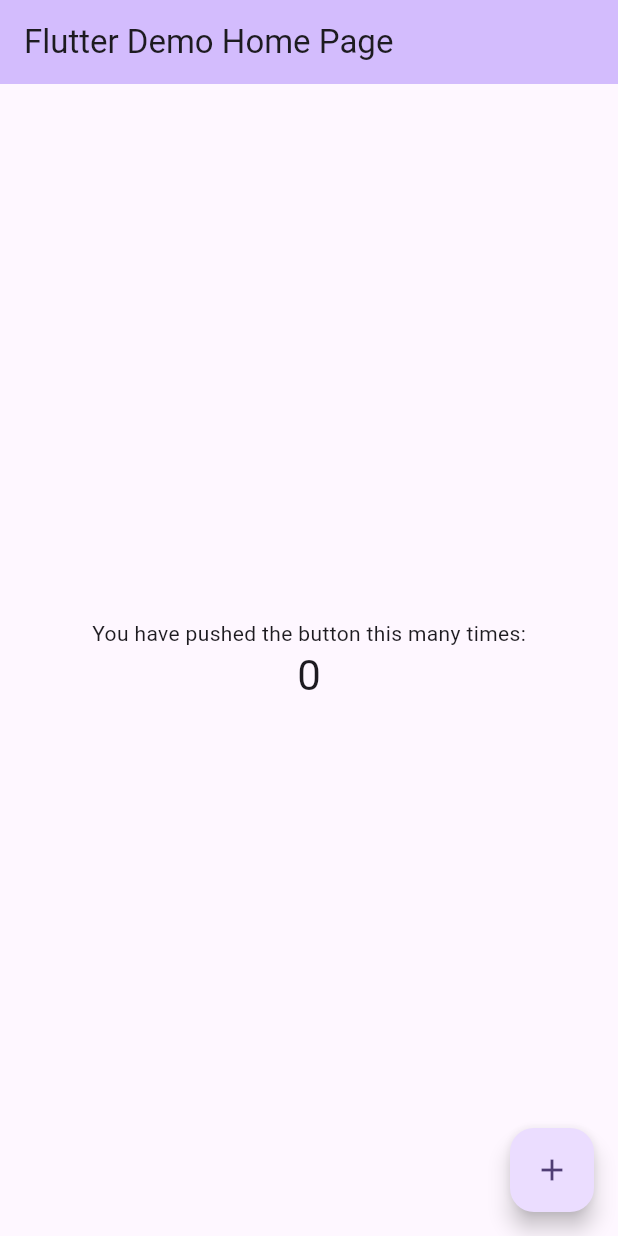
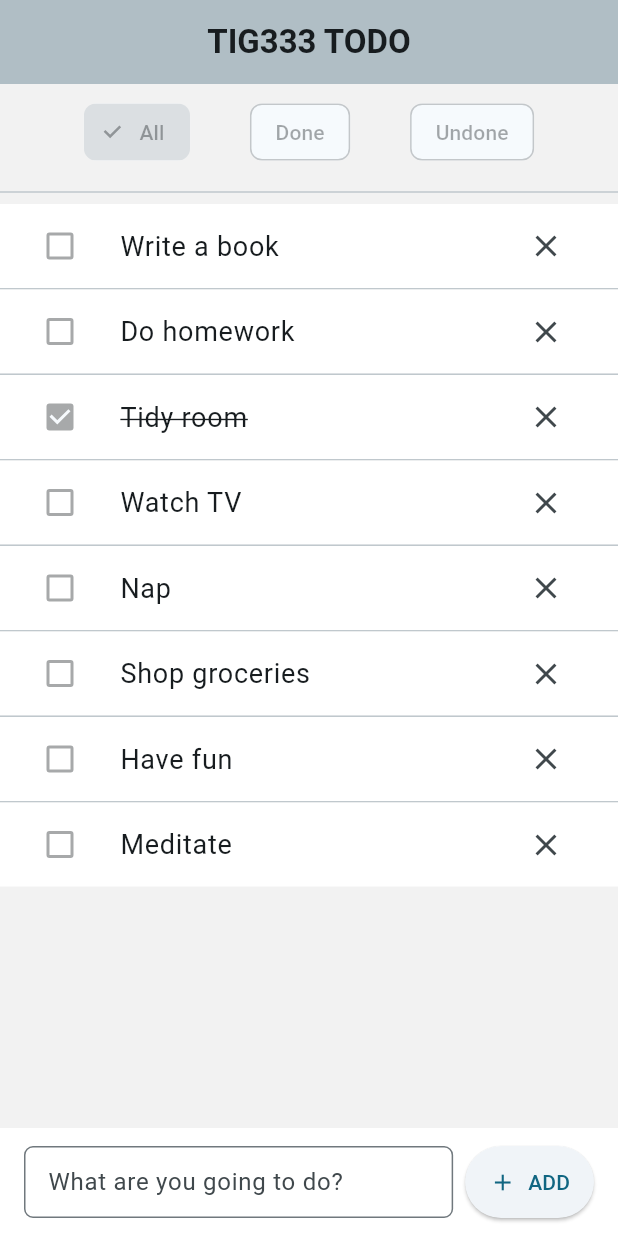
Before and after one commit to sameh-sag/gusalsagsa, a Flutter app: the screen it shows after launch, on a phone screen of 412 x 824 dp. Run offline on Flutter 3.47's test engine with Material 3 defaults, Android fonts, the phone set to English and light mode, and no system bars.

```diff
--- a/lib/main.dart
+++ b/lib/main.dart
@@ -1,123 +1,155 @@
 import 'package:flutter/material.dart';
 
 void main() {
-  runApp(MyApp());
+  runApp(const Tig333TodoApp());
 }
 
-class MyApp extends StatelessWidget {
-  MyApp({super.key});
+class Tig333TodoApp extends StatelessWidget {
+  const Tig333TodoApp({super.key});
 
-  // This widget is the root of your application.
   @override
   Widget build(BuildContext context) {
     return MaterialApp(
-      title: 'Flutter Demo',
+      title: 'TIG333 TODO',
+      debugShowCheckedModeBanner: false,
       theme: ThemeData(
-        // This is the theme of your application.
-        //
-        // TRY THIS: Try running your application with "flutter run". You'll see
-        // the application has a purple toolbar. Then, without quitting the app,
-        // try changing the seedColor in the colorScheme below to Colors.green
-        // and then invoke "hot reload" (save your changes or press the "hot
-        // reload" button in a Flutter-supported IDE, or press "r" if you used
-        // the command line to start the app).
-        //
-        // Notice that the counter didn't reset back to zero; the application
-        // state is not lost during the reload. To reset the state, use hot
-        // restart instead.
-        //
-        // This works for code too, not just values: Most code changes can be
-        // tested with just a hot reload.
-        colorScheme: ColorScheme.fromSeed(seedColor: Colors.deepPurple),
         useMaterial3: true,
+        colorSchemeSeed: Colors.blueGrey,
+        scaffoldBackgroundColor: const Color(0xFFF2F2F2),
       ),
-      home: MyHomePage(title: 'Flutter Demo Home Page'),
+      home: const TodoListScreen(),
     );
   }
 }
 
-class MyHomePage extends StatefulWidget {
-  MyHomePage({super.key, required this.title});
-
-  // This widget is the home page of your application. It is stateful, meaning
-  // that it has a State object (defined below) that contains fields that affect
-  // how it looks.
-
-  // This class is the configuration for the state. It holds the values (in this
-  // case the title) provided by the parent (in this case the App widget) and
-  // used by the build method of the State. Fields in a Widget subclass are
-  // always marked "final".
-
-  final String title;
-
-  @override
-  State<MyHomePage> createState() => _MyHomePageState();
-}
-
-class _MyHomePageState extends State<MyHomePage> {
-  int _counter = 0;
-
-  void _incrementCounter() {
-    setState(() {
-      // This call to setState tells the Flutter framework that something has
-      // changed in this State, which causes it to rerun the build method below
-      // so that the display can reflect the updated values. If we changed
-      // _counter without calling setState(), then the build method would not be
-      // called again, and so nothing would appear to happen.
-      _counter++;
-    });
-  }
+class TodoListScreen extends StatelessWidget {
+  const TodoListScreen({super.key});
 
   @override
   Widget build(BuildContext context) {
-    // This method is rerun every time setState is called, for instance as done
-    // by the _incrementCounter method above.
-    //
-    // The Flutter framework has been optimized to make rerunning build methods
-    // fast, so that you can just rebuild anything that needs updating rather
-    // than having to individually change instances of widgets.
+    // Statisk lista som i figma
+    final todos = <_TodoRowData>[
+      _TodoRowData('Write a book', done: false),
+      _TodoRowData('Do homework', done: false),
+      _TodoRowData('Tidy room', done: true),
+      _TodoRowData('Watch TV', done: false),
+      _TodoRowData('Nap', done: false),
+      _TodoRowData('Shop groceries', done: false),
+      _TodoRowData('Have fun', done: false),
+      _TodoRowData('Meditate', done: false),
+    ];
+
     return Scaffold(
       appBar: AppBar(
-        // TRY THIS: Try changing the color here to a specific color (to
-        // Colors.amber, perhaps?) and trigger a hot reload to see the AppBar
-        // change color while the other colors stay the same.
-        backgroundColor: Theme.of(context).colorScheme.inversePrimary,
-        // Here we take the value from the MyHomePage object that was created by
-        // the App.build method, and use it to set our appbar title.
-        title: Text(widget.title),
+        title: const Text(
+          'TIG333 TODO',
+          style: TextStyle(fontWeight: FontWeight.bold),
+        ),
+        centerTitle: true,
+        backgroundColor: Colors.blueGrey.shade200,
       ),
-      body: Center(
-        // Center is a layout widget. It takes a single child and positions it
-        // in the middle of the parent.
-        child: Column(
-          // Column is also a layout widget. It takes a list of children and
-          // arranges them vertically. By default, it sizes itself to fit its
-          // children horizontally, and tries to be as tall as its parent.
-          //
-          // Column has various properties to control how it sizes itself and
-          // how it positions its children. Here we use mainAxisAlignment to
-          // center the children vertically; the main axis here is the vertical
-          // axis because Columns are vertical (the cross axis would be
-          // horizontal).
-          //
-          // TRY THIS: Invoke "debug painting" (choose the "Toggle Debug Paint"
-          // action in the IDE, or press "p" in the console), to see the
-          // wireframe for each widget.
-          mainAxisAlignment: MainAxisAlignment.center,
-          children: <Widget>[
-            Text('You have pushed the button this many times:'),
-            Text(
-              '$_counter',
-              style: Theme.of(context).textTheme.headlineMedium,
+
+      body: Column(
+        children: [
+          // Filter-knappar
+          Padding(
+            padding: const EdgeInsets.symmetric(vertical: 8.0, horizontal: 16),
+            child: Row(
+              mainAxisAlignment: MainAxisAlignment.spaceEvenly,
+              children: [
+                ChoiceChip(
+                  label: const Text("All"),
+                  selected: true,
+                  onSelected: null,
+                ),
+                ChoiceChip(
+                  label: const Text("Done"),
+                  selected: false,
+                  onSelected: null,
+                ),
+                ChoiceChip(
+                  label: const Text("Undone"),
+                  selected: false,
+                  onSelected: null,
+                ),
+              ],
             ),
-          ],
-        ),
+          ),
+
+          const Divider(),
+
+          // Lista med todos
+          Expanded(
+            child: ListView.separated(
+              itemCount: todos.length,
+              separatorBuilder: (_, __) => const Divider(height: 1),
+              itemBuilder: (context, index) {
+                final row = todos[index];
+                return Container(
+                  color: Colors.white,
+                  child: ListTile(
+                    leading: Checkbox(
+                      value: row.done,
+                      onChanged: null, // bara visuellt i steg 1
+                    ),
+                    title: Text(
+                      row.title,
+                      style: TextStyle(
+                        fontSize: 18,
+                        decoration: row.done ? TextDecoration.lineThrough : null,
+                      ),
+                    ),
+                    trailing: IconButton(
+                      onPressed: () {},
+                      icon: const Icon(Icons.close),
+                    ),
+                  ),
+                );
+              },
+            ),
+          ),
+
+          // Textfält + ADD-knapp längst ner
+          Container(
+            padding: const EdgeInsets.symmetric(horizontal: 16, vertical: 12),
+            color: Colors.white,
+            child: Row(
+              children: [
+                Expanded(
+                  child: TextField(
+                    decoration: InputDecoration(
+                      hintText: 'What are you going to do?',
+                      border: OutlineInputBorder(
+                        borderRadius: BorderRadius.circular(6),
+                      ),
+                      contentPadding: const EdgeInsets.symmetric(
+                        horizontal: 12,
+                        vertical: 8,
+                      ),
+                    ),
+                  ),
+                ),
+                const SizedBox(width: 8),
+                ElevatedButton.icon(
+                  onPressed: () {}, // ingen funktion ännu
+                  icon: const Icon(Icons.add),
+                  label: const Text("ADD"),
+                  style: ElevatedButton.styleFrom(
+                    padding: const EdgeInsets.symmetric(
+                        horizontal: 16, vertical: 14),
+                  ),
+                ),
+              ],
+            ),
+          ),
+        ],
       ),
-      floatingActionButton: FloatingActionButton(
-        onPressed: _incrementCounter,
-        tooltip: 'Increment',
-        child: Icon(Icons.add),
-      ), // This trailing comma makes auto-formatting nicer for build methods.
     );
   }
 }
+
+class _TodoRowData {
+  final String title;
+  final bool done;
+  const _TodoRowData(this.title, {required this.done});
+}
```
